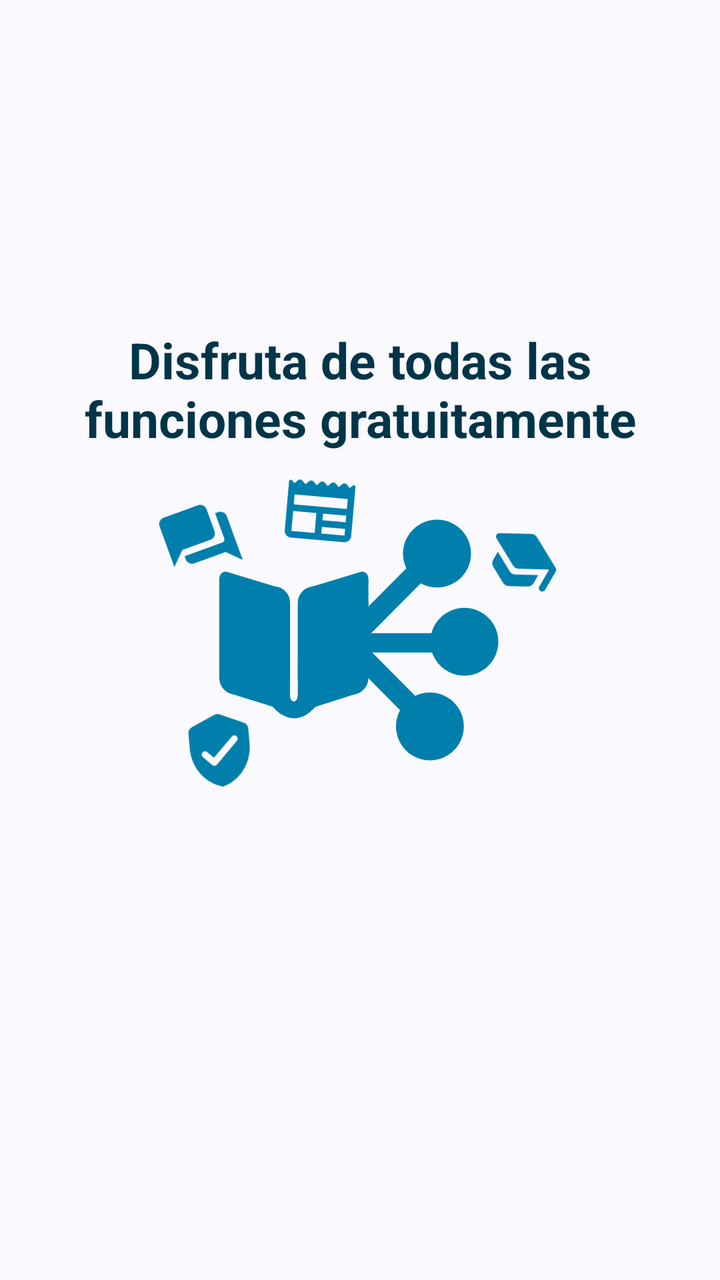
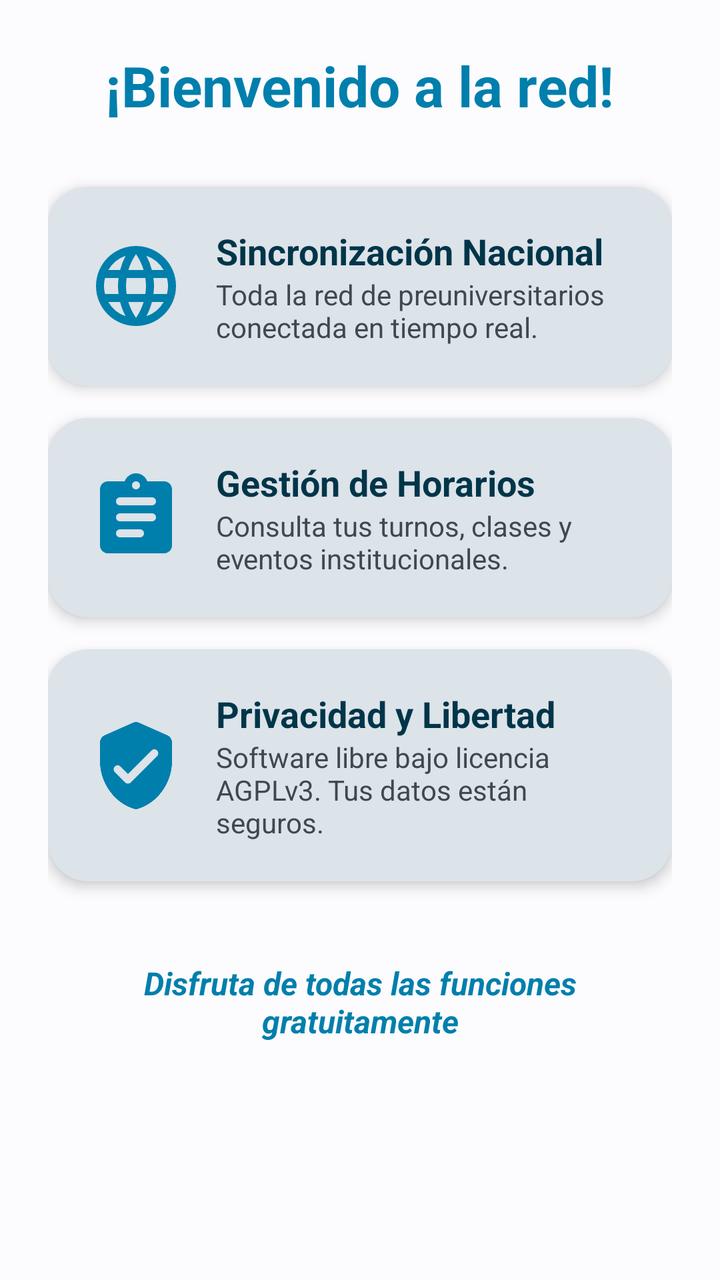

The first picture is an Android layout as it rendered before a commit; the second is the same layout after the commit. The layout source and the unified diff follow.
<!-- AndroidManifest.xml: application theme Theme.PreuSync.Dynamic -->
<!-- res/layout/fragment_onboarding_features.xml -->
<?xml version="1.0" encoding="utf-8"?>
<LinearLayout
    xmlns:android="http://schemas.android.com/apk/res/android"
    xmlns:app="http://schemas.android.com/apk/res-auto"
    xmlns:tools="http://schemas.android.com/tools"
    android:layout_width="match_parent"
    android:layout_height="match_parent"
    android:orientation="vertical"
    android:id="@+id/onboardingFeaturesLayoutContainer">

    <RelativeLayout
        android:id="@+id/mainContainer"
        android:layout_width="match_parent"
        android:layout_height="match_parent">

        <RelativeLayout
            android:id="@+id/logo"
            android:layout_width="250dp"
            android:layout_height="250dp"
            android:layout_centerInParent="true">

            <ImageView
                android:id="@+id/chats"
                android:layout_width="40dp"
                android:layout_height="40dp"
                android:src="@drawable/ic_nav_posts"
                android:scaleType="fitCenter"
                android:rotation="340"
                android:translationY="-50.0dp"
                android:layout_alignLeft="@id/icon"
                android:layout_centerVertical="true"
                style="@style/ImageViewIconStyle" />

            <ImageView
                android:id="@+id/icon"
                android:layout_width="200dp"
                android:layout_height="200dp"
                android:src="@drawable/logo"
                android:scaleType="fitCenter"
                android:layout_centerInParent="true"
                style="@style/ImageViewIconStyle" />

            <ImageView
                android:id="@+id/news"
                android:layout_width="40dp"
                android:layout_height="40dp"
                android:src="@drawable/ic_nav_news"
                android:scaleType="fitCenter"
                android:rotation="5"
                android:translationX="-20.0dp"
                android:translationY="40.0dp"
                android:layout_alignTop="@id/logo"
                android:layout_centerHorizontal="true"
                style="@style/ImageViewIconStyle" />

            <ImageView
                android:id="@+id/school"
                android:layout_width="40dp"
                android:layout_height="40dp"
                android:src="@drawable/ic_school"
                android:scaleType="fitCenter"
                android:rotation="30"
                android:translationY="-40.0dp"
                android:layout_alignRight="@id/icon"
                android:layout_centerVertical="true"
                style="@style/ImageViewIconStyle" />

            <ImageView
                android:id="@+id/secure"
                android:layout_width="40dp"
                android:layout_height="40dp"
                android:src="@drawable/ic_verified"
                android:scaleType="fitCenter"
                android:rotation="355"
                android:translationX="10.0dp"
                android:translationY="55.0dp"
                android:layout_alignLeft="@id/icon"
                android:layout_centerVertical="true"
                style="@style/ImageViewIconStyle" />
        </RelativeLayout>

        <TextView
            android:id="@+id/featuresDescription"
            android:layout_width="wrap_content"
            android:layout_height="wrap_content"
            android:paddingHorizontal="8dp"
            android:paddingTop="@dimen/padding_8dp"
            android:gravity="center_horizontal|center_vertical"
            android:text="@string/onboarding_desc_2"
            android:textStyle="bold"
            android:textColor="?attr/colorText"
            android:translationY="-40.0dp"
            android:layout_alignTop="@id/logo"
            android:layout_centerHorizontal="true"
            android:textSize="@dimen/text_size_25sp" />
    </RelativeLayout>
</LinearLayout>
<!-- resources referenced by this layout -->
<resources>
  <dimen name="padding_8dp">8dp</dimen>
  <dimen name="text_size_25sp">25sp</dimen>
  <!-- drawable ic_nav_news (drawable) -->
  <?xml version="1.0" encoding="utf-8"?>
  <vector
  	xmlns:android="http://schemas.android.com/apk/res/android"
  	android:width="24dp"
  	android:height="24dp"
  	android:viewportWidth="24"
  	android:viewportHeight="24">
  	<path
  		android:fillColor="@color/colorAccent"
  		android:pathData="M21.15 3.85l-.82.82l-.95-.96c-.39-.39-1.02-.39-1.42 0l-.96.96l-.96-.96c-.39-.39-1.03-.39-1.42 0l-.95.96l-.96-.96a.996.996 0 0 0-1.41 0l-.96.96l-.96-.96c-.39-.39-1.02-.39-1.42 0L7 4.67l-.96-.96c-.39-.39-1.03-.39-1.42 0l-.95.96l-.82-.82a.5.5 0 0 0-.85.36V19c0 1.1.9 2 2 2h16c1.1 0 2-.9 2-2V4.21a.5.5 0 0 0-.85-.36zM11 19H4v-6h7v6zm9 0h-7v-2h7v2zm0-4h-7v-2h7v2zm0-4H4V8h16v3z" />
  </vector>
  <!-- drawable ic_nav_posts (drawable) -->
  <?xml version="1.0" encoding="utf-8"?>
  <vector
  	xmlns:android="http://schemas.android.com/apk/res/android"
  	android:width="24dp"
  	android:height="24dp"
  	android:viewportWidth="24"
  	android:viewportHeight="24">
  	<path
  		android:fillColor="@color/colorAccent"
  		android:pathData="M20 6h-1v8c0 .55-.45 1-1 1H6v1c0 1.1.9 2 2 2h10l4 4V8c0-1.1-.9-2-2-2zm-3 5V4c0-1.1-.9-2-2-2H4c-1.1 0-2 .9-2 2v13l4-4h9c1.1 0 2-.9 2-2z" />
  </vector>
  <!-- drawable ic_school (drawable) -->
  <?xml version="1.0" encoding="utf-8"?>
  <vector
  	xmlns:android="http://schemas.android.com/apk/res/android"
  	android:width="24dp"
  	android:height="24dp"
  	android:viewportWidth="24"
  	android:viewportHeight="24">
  	<path
  		android:fillColor="@color/colorAccent"
  		android:pathData="M5 13.18v2.81c0 .73.4 1.41 1.04 1.76l5 2.73c.6.33 1.32.33 1.92 0l5-2.73c.64-.35 1.04-1.03 1.04-1.76v-2.81l-6.04 3.3c-.6.33-1.32.33-1.92 0L5 13.18zm6.04-9.66l-8.43 4.6c-.69.38-.69 1.38 0 1.76l8.43 4.6c.6.33 1.32.33 1.92 0L21 10.09V16c0 .55.45 1 1 1s1-.45 1-1V9.59c0-.37-.2-.7-.52-.88l-9.52-5.19a2.04 2.04 0 0 0-1.92 0z" />
  </vector>
  <!-- drawable logo: vector/xml drawable (drawable, 7029 chars, omitted) -->
  <string name="onboarding_desc_2">Disfruta de todas las funciones gratuitamente</string>
  <style name="ImageViewIconStyle">
          <item name="tint">?attr/colorAccent</item>
      </style>
  <color name="colorAccent">#006684</color>
  <color name="colorText">#191C1E</color>
  <color name="colorError">#BA1A1A</color>
  <style name="ThemeOverlay.PreuSync.MaterialAlertDialog" parent="ThemeOverlay.Material3.MaterialAlertDialog">
          <item name="colorPrimary">?attr/colorAccent</item>
          <item name="colorSecondary">?attr/colorAccent</item>
      </style>
  <style name="Widget.PreuSync.CardView" parent="Widget.Material3.CardView.Elevated">
          <item name="cardCornerRadius">@dimen/card_corner_radius</item>
          <item name="cardElevation">@dimen/card_elevation</item>
          <item name="cardBackgroundColor">?attr/colorBackgroundCard</item>
          <item name="strokeWidth">0dp</item>
      </style>
  <dimen name="card_corner_radius">20dp</dimen>
  <dimen name="card_elevation">4dp</dimen>
  <!-- unchanged entries left out for length: 2 -->
</resources>

<!-- the commit's change to res/layout/fragment_onboarding_features.xml (unified diff, before → after) -->
@@ -1,97 +1,162 @@
 <?xml version="1.0" encoding="utf-8"?>
-<LinearLayout
+<androidx.core.widget.NestedScrollView
     xmlns:android="http://schemas.android.com/apk/res/android"
     xmlns:app="http://schemas.android.com/apk/res-auto"
-    xmlns:tools="http://schemas.android.com/tools"
     android:layout_width="match_parent"
     android:layout_height="match_parent"
-    android:orientation="vertical"
-    android:id="@+id/onboardingFeaturesLayoutContainer">
+    android:fillViewport="true"
+    android:background="?attr/colorBackground">
 
-    <RelativeLayout
-        android:id="@+id/mainContainer"
+    <LinearLayout
         android:layout_width="match_parent"
-        android:layout_height="match_parent">
-
-        <RelativeLayout
-            android:id="@+id/logo"
-            android:layout_width="250dp"
-            android:layout_height="250dp"
-            android:layout_centerInParent="true">
-
-            <ImageView
-                android:id="@+id/chats"
-                android:layout_width="40dp"
-                android:layout_height="40dp"
-                android:src="@drawable/ic_nav_posts"
-                android:scaleType="fitCenter"
-                android:rotation="340"
-                android:translationY="-50.0dp"
-                android:layout_alignLeft="@id/icon"
-                android:layout_centerVertical="true"
-                style="@style/ImageViewIconStyle" />
-
-            <ImageView
-                android:id="@+id/icon"
-                android:layout_width="200dp"
-                android:layout_height="200dp"
-                android:src="@drawable/logo"
-                android:scaleType="fitCenter"
-                android:layout_centerInParent="true"
-                style="@style/ImageViewIconStyle" />
-
-            <ImageView
-                android:id="@+id/news"
-                android:layout_width="40dp"
-                android:layout_height="40dp"
-                android:src="@drawable/ic_nav_news"
-                android:scaleType="fitCenter"
-                android:rotation="5"
-                android:translationX="-20.0dp"
-                android:translationY="40.0dp"
-                android:layout_alignTop="@id/logo"
-                android:layout_centerHorizontal="true"
-                style="@style/ImageViewIconStyle" />
-
-            <ImageView
-                android:id="@+id/school"
-                android:layout_width="40dp"
-                android:layout_height="40dp"
-                android:src="@drawable/ic_school"
-                android:scaleType="fitCenter"
-                android:rotation="30"
-                android:translationY="-40.0dp"
-                android:layout_alignRight="@id/icon"
-                android:layout_centerVertical="true"
-                style="@style/ImageViewIconStyle" />
-
-            <ImageView
-                android:id="@+id/secure"
-                android:layout_width="40dp"
-                android:layout_height="40dp"
-                android:src="@drawable/ic_verified"
-                android:scaleType="fitCenter"
-                android:rotation="355"
-                android:translationX="10.0dp"
-                android:translationY="55.0dp"
-                android:layout_alignLeft="@id/icon"
-                android:layout_centerVertical="true"
-                style="@style/ImageViewIconStyle" />
-        </RelativeLayout>
+        android:layout_height="wrap_content"
+        android:orientation="vertical"
+        android:padding="24dp"
+        android:gravity="center_horizontal">
 
         <TextView
-            android:id="@+id/featuresDescription"
+            style="@style/TextAppearance.PreuSync.HeaderTitle"
             android:layout_width="wrap_content"
             android:layout_height="wrap_content"
-            android:paddingHorizontal="8dp"
-            android:paddingTop="@dimen/padding_8dp"
-            android:gravity="center_horizontal|center_vertical"
+            android:text="@string/onboarding_title_welcome_red"
+            android:textSize="28sp"
+            android:layout_marginBottom="32dp" />
+
+        
+        <com.google.android.material.card.MaterialCardView
+            style="@style/Widget.PreuSync.CardView"
+            android:layout_width="match_parent"
+            android:layout_height="wrap_content"
+            android:layout_marginBottom="16dp"
+            app:cardCornerRadius="20dp">
+            <LinearLayout
+                android:layout_width="match_parent"
+                android:layout_height="wrap_content"
+                android:padding="20dp"
+                android:gravity="center_vertical"
+                android:orientation="horizontal">
+                <ImageView
+                    android:layout_width="48dp"
+                    android:layout_height="48dp"
+                    android:src="@drawable/ic_language"
+                    app:tint="?attr/colorAccent"
+                    android:contentDescription="@string/onboarding_feature_sync_title" />
+                <LinearLayout
+                    android:layout_width="0dp"
+                    android:layout_height="wrap_content"
+                    android:layout_weight="1"
+                    android:layout_marginStart="16dp"
+                    android:orientation="vertical">
+                    <TextView
+                        android:layout_width="wrap_content"
+                        android:layout_height="wrap_content"
+                        android:text="@string/onboarding_feature_sync_title"
+                        android:textStyle="bold"
+                        android:textSize="18sp"
+                        android:textColor="?attr/colorText" />
+                    <TextView
+                        android:layout_width="wrap_content"
+                        android:layout_height="wrap_content"
+                        android:text="@string/onboarding_feature_sync_desc"
+                        android:textSize="14sp"
+                        android:textColor="?attr/colorTextHint" />
+                </LinearLayout>
+            </LinearLayout>
+        </com.google.android.material.card.MaterialCardView>
+
+        
+        <com.google.android.material.card.MaterialCardView
+            style="@style/Widget.PreuSync.CardView"
+            android:layout_width="match_parent"
+            android:layout_height="wrap_content"
+            android:layout_marginBottom="16dp"
+            app:cardCornerRadius="20dp">
+            <LinearLayout
+                android:layout_width="match_parent"
+                android:layout_height="wrap_content"
+                android:padding="20dp"
+                android:gravity="center_vertical"
+                android:orientation="horizontal">
+                <ImageView
+                    android:layout_width="48dp"
+                    android:layout_height="48dp"
+                    android:src="@drawable/ic_assignment"
+                    app:tint="?attr/colorAccent"
+                    android:contentDescription="@string/onboarding_feature_schedule_title" />
+                <LinearLayout
+                    android:layout_width="0dp"
+                    android:layout_height="wrap_content"
+                    android:layout_weight="1"
+                    android:layout_marginStart="16dp"
+                    android:orientation="vertical">
+                    <TextView
+                        android:layout_width="wrap_content"
+                        android:layout_height="wrap_content"
+                        android:text="@string/onboarding_feature_schedule_title"
+                        android:textStyle="bold"
+                        android:textSize="18sp"
+                        android:textColor="?attr/colorText" />
+                    <TextView
+                        android:layout_width="wrap_content"
+                        android:layout_height="wrap_content"
+                        android:text="@string/onboarding_feature_schedule_desc"
+                        android:textSize="14sp"
+                        android:textColor="?attr/colorTextHint" />
+                </LinearLayout>
+            </LinearLayout>
+        </com.google.android.material.card.MaterialCardView>
+
+        
+        <com.google.android.material.card.MaterialCardView
+            style="@style/Widget.PreuSync.CardView"
+            android:layout_width="match_parent"
+            android:layout_height="wrap_content"
+            android:layout_marginBottom="16dp"
+            app:cardCornerRadius="20dp">
+            <LinearLayout
+                android:layout_width="match_parent"
+                android:layout_height="wrap_content"
+                android:padding="20dp"
+                android:gravity="center_vertical"
+                android:orientation="horizontal">
+                <ImageView
+                    android:layout_width="48dp"
+                    android:layout_height="48dp"
+                    android:src="@drawable/ic_verified"
+                    app:tint="?attr/colorAccent"
+                    android:contentDescription="@string/onboarding_feature_security_title" />
+                <LinearLayout
+                    android:layout_width="0dp"
+                    android:layout_height="wrap_content"
+                    android:layout_weight="1"
+                    android:layout_marginStart="16dp"
+                    android:orientation="vertical">
+                    <TextView
+                        android:layout_width="wrap_content"
+                        android:layout_height="wrap_content"
+                        android:text="@string/onboarding_feature_security_title"
+                        android:textStyle="bold"
+                        android:textSize="18sp"
+                        android:textColor="?attr/colorText" />
+                    <TextView
+                        android:layout_width="wrap_content"
+                        android:layout_height="wrap_content"
+                        android:text="@string/onboarding_feature_security_desc"
+                        android:textSize="14sp"
+                        android:textColor="?attr/colorTextHint" />
+                </LinearLayout>
+            </LinearLayout>
+        </com.google.android.material.card.MaterialCardView>
+
+        <TextView
+            android:layout_width="wrap_content"
+            android:layout_height="wrap_content"
+            android:layout_marginTop="24dp"
             android:text="@string/onboarding_desc_2"
-            android:textStyle="bold"
-            android:textColor="?attr/colorText"
-            android:translationY="-40.0dp"
-            android:layout_alignTop="@id/logo"
-            android:layout_centerHorizontal="true"
-            android:textSize="@dimen/text_size_25sp" />
-    </RelativeLayout>
-</LinearLayout>
+            android:textSize="16sp"
+            android:textStyle="bold|italic"
+            android:textColor="?attr/colorAccent"
+            android:gravity="center" />
+
+    </LinearLayout>
+</androidx.core.widget.NestedScrollView>
<!-- resource entries referenced after the edit -->
@@ -1,8 +1,6 @@
 <!-- resources referenced by this layout -->
 <resources>
-  <dimen name="padding_8dp">8dp</dimen>
-  <dimen name="text_size_25sp">25sp</dimen>
-  <!-- drawable ic_nav_news (drawable) -->
+  <!-- drawable ic_assignment (drawable) -->
   <?xml version="1.0" encoding="utf-8"?>
   <vector
   	xmlns:android="http://schemas.android.com/apk/res/android"
@@ -12,9 +10,9 @@
   	android:viewportHeight="24">
   	<path
   		android:fillColor="@color/colorAccent"
-  		android:pathData="M21.15 3.85l-.82.82l-.95-.96c-.39-.39-1.02-.39-1.42 0l-.96.96l-.96-.96c-.39-.39-1.03-.39-1.42 0l-.95.96l-.96-.96a.996.996 0 0 0-1.41 0l-.96.96l-.96-.96c-.39-.39-1.02-.39-1.42 0L7 4.67l-.96-.96c-.39-.39-1.03-.39-1.42 0l-.95.96l-.82-.82a.5.5 0 0 0-.85.36V19c0 1.1.9 2 2 2h16c1.1 0 2-.9 2-2V4.21a.5.5 0 0 0-.85-.36zM11 19H4v-6h7v6zm9 0h-7v-2h7v2zm0-4h-7v-2h7v2zm0-4H4V8h16v3z" />
+  		android:pathData="M19 3h-4.18C14.4 1.84 13.3 1 12 1s-2.4.84-2.82 2H5c-1.1 0-2 .9-2 2v14c0 1.1.9 2 2 2h14c1.1 0 2-.9 2-2V5c0-1.1-.9-2-2-2zm-7 0c.55 0 1 .45 1 1s-.45 1-1 1s-1-.45-1-1s.45-1 1-1zm1 14H8c-.55 0-1-.45-1-1s.45-1 1-1h5c.55 0 1 .45 1 1s-.45 1-1 1zm3-4H8c-.55 0-1-.45-1-1s.45-1 1-1h8c.55 0 1 .45 1 1s-.45 1-1 1zm0-4H8c-.55 0-1-.45-1-1s.45-1 1-1h8c.55 0 1 .45 1 1s-.45 1-1 1z" />
   </vector>
-  <!-- drawable ic_nav_posts (drawable) -->
+  <!-- drawable ic_language (drawable) -->
   <?xml version="1.0" encoding="utf-8"?>
   <vector
   	xmlns:android="http://schemas.android.com/apk/res/android"
@@ -24,24 +22,20 @@
   	android:viewportHeight="24">
   	<path
   		android:fillColor="@color/colorAccent"
-  		android:pathData="M20 6h-1v8c0 .55-.45 1-1 1H6v1c0 1.1.9 2 2 2h10l4 4V8c0-1.1-.9-2-2-2zm-3 5V4c0-1.1-.9-2-2-2H4c-1.1 0-2 .9-2 2v13l4-4h9c1.1 0 2-.9 2-2z" />
+  		android:pathData="M11.99 2C6.47 2 2 6.48 2 12s4.47 10 9.99 10C17.52 22 22 17.52 22 12S17.52 2 11.99 2zm6.93 6h-2.95a15.65 15.65 0 0 0-1.38-3.56A8.03 8.03 0 0 1 18.92 8zM12 4.04c.83 1.2 1.48 2.53 1.91 3.96h-3.82c.43-1.43 1.08-2.76 1.91-3.96zM4.26 14C4.1 13.36 4 12.69 4 12s.1-1.36.26-2h3.38c-.08.66-.14 1.32-.14 2s.06 1.34.14 2H4.26zm.82 2h2.95c.32 1.25.78 2.45 1.38 3.56A7.987 7.987 0 0 1 5.08 16zm2.95-8H5.08a7.987 7.987 0 0 1 4.33-3.56A15.65 15.65 0 0 0 8.03 8zM12 19.96c-.83-1.2-1.48-2.53-1.91-3.96h3.82c-.43 1.43-1.08 2.76-1.91 3.96zM14.34 14H9.66c-.09-.66-.16-1.32-.16-2s.07-1.35.16-2h4.68c.09.65.16 1.32.16 2s-.07 1.34-.16 2zm.25 5.56c.6-1.11 1.06-2.31 1.38-3.56h2.95a8.03 8.03 0 0 1-4.33 3.56zM16.36 14c.08-.66.14-1.32.14-2s-.06-1.34-.14-2h3.38c.16.64.26 1.31.26 2s-.1 1.36-.26 2h-3.38z" />
   </vector>
-  <!-- drawable ic_school (drawable) -->
-  <?xml version="1.0" encoding="utf-8"?>
-  <vector
-  	xmlns:android="http://schemas.android.com/apk/res/android"
-  	android:width="24dp"
-  	android:height="24dp"
-  	android:viewportWidth="24"
-  	android:viewportHeight="24">
-  	<path
-  		android:fillColor="@color/colorAccent"
-  		android:pathData="M5 13.18v2.81c0 .73.4 1.41 1.04 1.76l5 2.73c.6.33 1.32.33 1.92 0l5-2.73c.64-.35 1.04-1.03 1.04-1.76v-2.81l-6.04 3.3c-.6.33-1.32.33-1.92 0L5 13.18zm6.04-9.66l-8.43 4.6c-.69.38-.69 1.38 0 1.76l8.43 4.6c.6.33 1.32.33 1.92 0L21 10.09V16c0 .55.45 1 1 1s1-.45 1-1V9.59c0-.37-.2-.7-.52-.88l-9.52-5.19a2.04 2.04 0 0 0-1.92 0z" />
-  </vector>
-  <!-- drawable logo: vector/xml drawable (drawable, 7029 chars, omitted) -->
   <string name="onboarding_desc_2">Disfruta de todas las funciones gratuitamente</string>
-  <style name="ImageViewIconStyle">
-          <item name="tint">?attr/colorAccent</item>
+  <string name="onboarding_feature_schedule_desc">Consulta tus turnos, clases y eventos institucionales.</string>
+  <string name="onboarding_feature_schedule_title">Gestión de Horarios</string>
+  <string name="onboarding_feature_security_desc">Software libre bajo licencia AGPLv3. Tus datos están seguros.</string>
+  <string name="onboarding_feature_security_title">Privacidad y Libertad</string>
+  <string name="onboarding_feature_sync_desc">Toda la red de preuniversitarios conectada en tiempo real.</string>
+  <string name="onboarding_feature_sync_title">Sincronización Nacional</string>
+  <string name="onboarding_title_welcome_red">¡Bienvenido a la red!</string>
+  <style name="TextAppearance.PreuSync.HeaderTitle">
+          <item name="android:textSize">25sp</item>
+          <item name="android:textStyle">bold</item>
+          <item name="android:textColor">?attr/colorAccent</item>
       </style>
   <color name="colorAccent">#006684</color>
   <color name="colorText">#191C1E</color>
